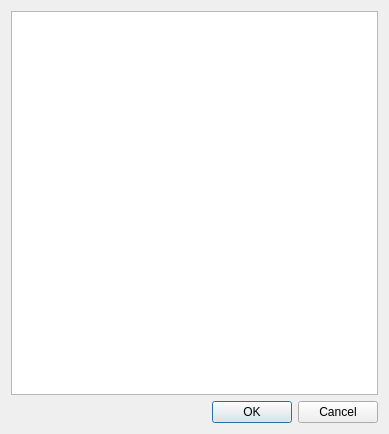
This is music_modify/gui/ui/dialog_tag.ui in Kayzels/Music-Modify as Qt 5 draws it before an edit. The edited form follows.
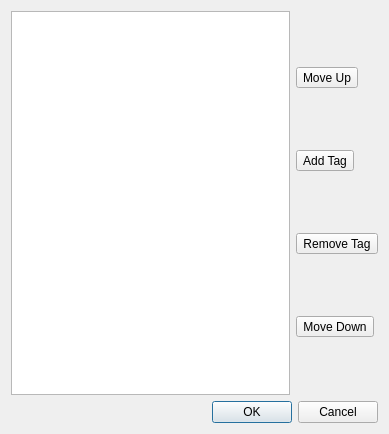
This is the edited form. Icons and pictures are not drawn.

Commit message: [ui] Change ui for Tag Dialog

The edit to the form file:
```diff
--- a/music_modify/gui/ui/dialog_tag.ui
+++ b/music_modify/gui/ui/dialog_tag.ui
@@ -13,7 +13,9 @@
   <property name="windowTitle">
    <string>Dialog</string>
   </property>
-  <layout class="QVBoxLayout" name="verticalLayout">
+  <layout class="QVBoxLayout" name="verticalLayout_2">
+   <item>
+    <layout class="QHBoxLayout" name="horizontalLayout">
    <item>
     <widget class="QTableView" name="tag_table">
      <property name="alternatingRowColors">
@@ -29,6 +31,52 @@
       <bool>false</bool>
      </attribute>
     </widget>
+     </item>
+     <item>
+      <layout class="QVBoxLayout" name="verticalLayout">
+       <item>
+        <widget class="QToolButton" name="up_toolbutton">
+         <property name="text">
+          <string>Move Up</string>
+         </property>
+         <property name="icon">
+          <iconset theme="QIcon::ThemeIcon::GoUp"/>
+         </property>
+        </widget>
+       </item>
+       <item>
+        <widget class="QToolButton" name="add_toolbutton">
+         <property name="text">
+          <string>Add Tag</string>
+         </property>
+         <property name="icon">
+          <iconset theme="QIcon::ThemeIcon::ListAdd"/>
+         </property>
+        </widget>
+       </item>
+       <item>
+        <widget class="QToolButton" name="remove_toolbutton">
+         <property name="text">
+          <string>Remove Tag</string>
+         </property>
+         <property name="icon">
+          <iconset theme="QIcon::ThemeIcon::ListRemove"/>
+         </property>
+        </widget>
+       </item>
+       <item>
+        <widget class="QToolButton" name="down_toolbutton">
+         <property name="text">
+          <string>Move Down</string>
+         </property>
+         <property name="icon">
+          <iconset theme="QIcon::ThemeIcon::GoDown"/>
+         </property>
+        </widget>
+       </item>
+      </layout>
+     </item>
+    </layout>
    </item>
    <item>
     <widget class="QDialogButtonBox" name="buttonBox">
```
Lines whose indentation alone changed are shown as unchanged. The commit also changes 1 other file.
